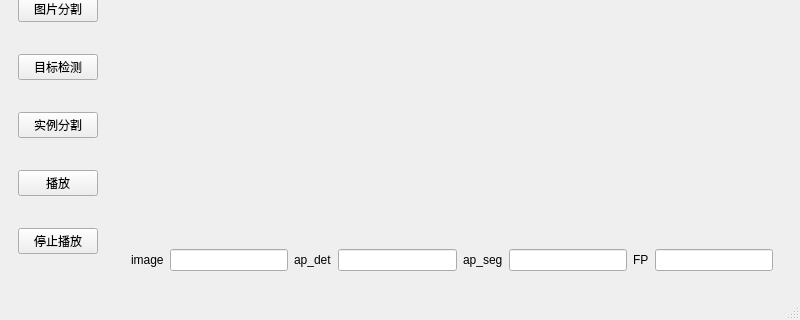
zhukequan/scene_detection, file mainwindow.ui: the form before one commit; both pictures show x 0 to 800 and y 280 to 600 of the 800 by 600 pixel window.
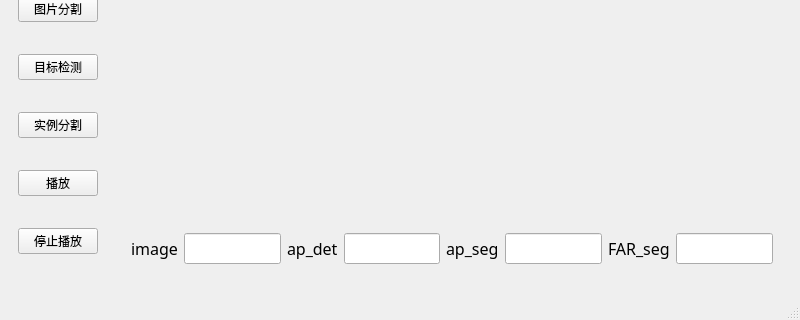
The form after the commit.

What changed in the file:
```diff
--- a/mainwindow.ui
+++ b/mainwindow.ui
@@ -92,7 +92,7 @@
     </item>
     <item>
      <widget class="QWidget" name="widget_2" native="true">
-      <layout class="QVBoxLayout" name="verticalLayout_2" stretch="15,1">
+      <layout class="QVBoxLayout" name="verticalLayout_2" stretch="15,2">
        <item>
         <widget class="QWidget" name="widget_4" native="true">
          <layout class="QVBoxLayout" name="verticalLayout">
@@ -118,43 +118,95 @@
          <layout class="QHBoxLayout" name="horizontalLayout_2">
           <item>
            <widget class="QLabel" name="label">
+            <property name="font">
+             <font>
+              <family>Adobe Devanagari</family>
+              <pointsize>12</pointsize>
+             </font>
+            </property>
             <property name="text">
              <string>image</string>
             </property>
            </widget>
           </item>
           <item>
-           <widget class="QLineEdit" name="imgEdit"/>
+           <widget class="QLineEdit" name="imgEdit">
+            <property name="font">
+             <font>
+              <family>Adobe Devanagari</family>
+              <pointsize>12</pointsize>
+             </font>
+            </property>
+           </widget>
           </item>
           <item>
            <widget class="QLabel" name="label_4">
+            <property name="font">
+             <font>
+              <family>Adobe Devanagari</family>
+              <pointsize>12</pointsize>
+             </font>
+            </property>
             <property name="text">
              <string>ap_det</string>
             </property>
            </widget>
           </item>
           <item>
-           <widget class="QLineEdit" name="detEdit"/>
+           <widget class="QLineEdit" name="detEdit">
+            <property name="font">
+             <font>
+              <family>Adobe Devanagari</family>
+              <pointsize>12</pointsize>
+             </font>
+            </property>
+           </widget>
           </item>
           <item>
            <widget class="QLabel" name="label_2">
+            <property name="font">
+             <font>
+              <family>Adobe Devanagari</family>
+              <pointsize>12</pointsize>
+             </font>
+            </property>
             <property name="text">
              <string>ap_seg</string>
             </property>
            </widget>
           </item>
           <item>
-           <widget class="QLineEdit" name="apEdit"/>
+           <widget class="QLineEdit" name="apEdit">
+            <property name="font">
+             <font>
+              <family>Adobe Devanagari</family>
+              <pointsize>12</pointsize>
+             </font>
+            </property>
+           </widget>
           </item>
           <item>
            <widget class="QLabel" name="label_3">
+            <property name="font">
+             <font>
+              <family>Adobe Devanagari</family>
+              <pointsize>12</pointsize>
+             </font>
+            </property>
             <property name="text">
-             <string>FP</string>
+             <string>FAR_seg</string>
             </property>
            </widget>
           </item>
           <item>
-           <widget class="QLineEdit" name="FPEdit"/>
+           <widget class="QLineEdit" name="FPEdit">
+            <property name="font">
+             <font>
+              <family>Adobe Devanagari</family>
+              <pointsize>12</pointsize>
+             </font>
+            </property>
+           </widget>
           </item>
          </layout>
         </widget>
```
